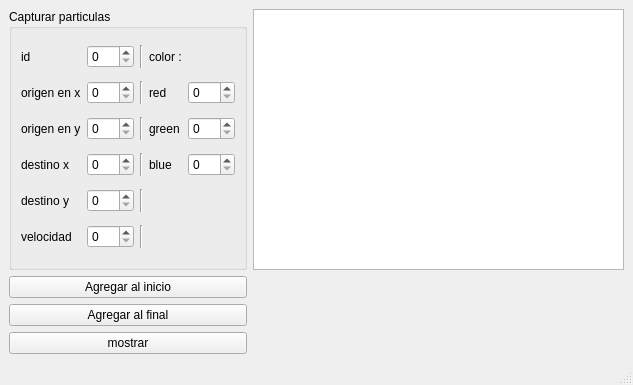
Qt form mainwindow.ui (EduardoUDG/Py_aplicacionQt5Ubuntu) before a commit.
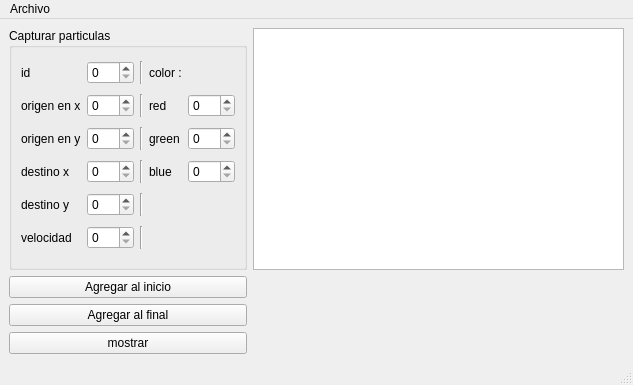
The same form after that commit.

Patch:
```diff
--- a/mainwindow.ui
+++ b/mainwindow.ui
@@ -234,6 +234,14 @@
      <height>22</height>
     </rect>
    </property>
+   <widget class="QMenu" name="menuArchivo">
+    <property name="title">
+     <string>Archivo</string>
+    </property>
+    <addaction name="actionAbrir"/>
+    <addaction name="actionGuardar"/>
+   </widget>
+   <addaction name="menuArchivo"/>
   </widget>
   <widget class="QStatusBar" name="statusbar"/>
  </widget>
```
Left out of the diff: 16 changed lines with no effect on the pictures.
